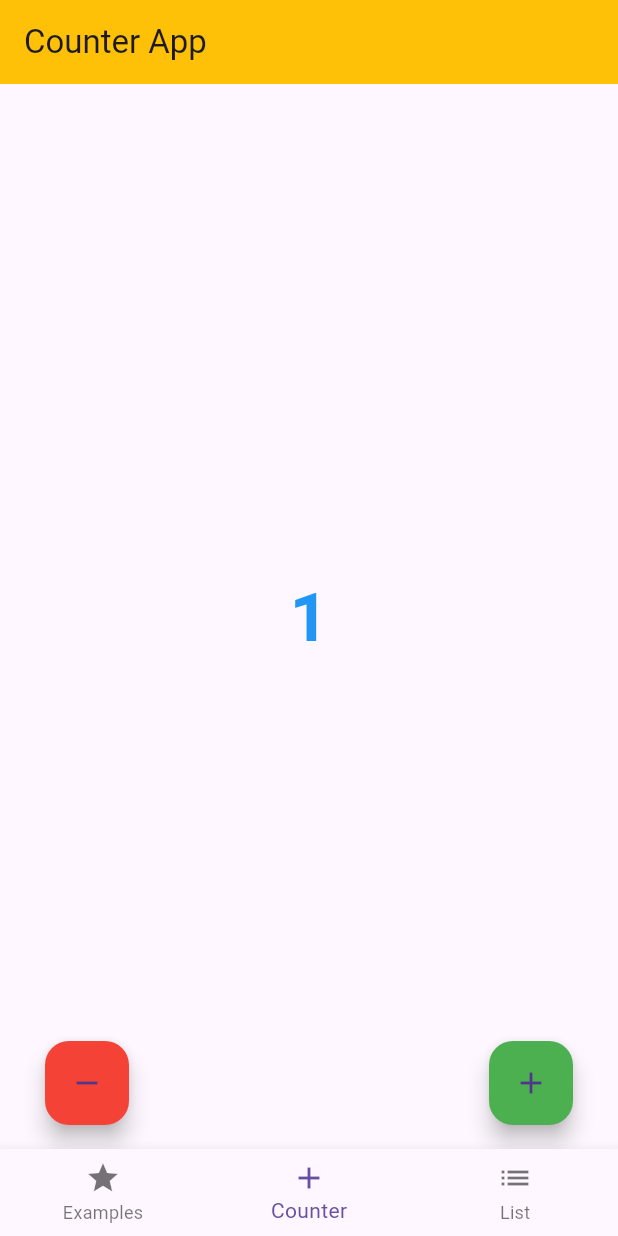
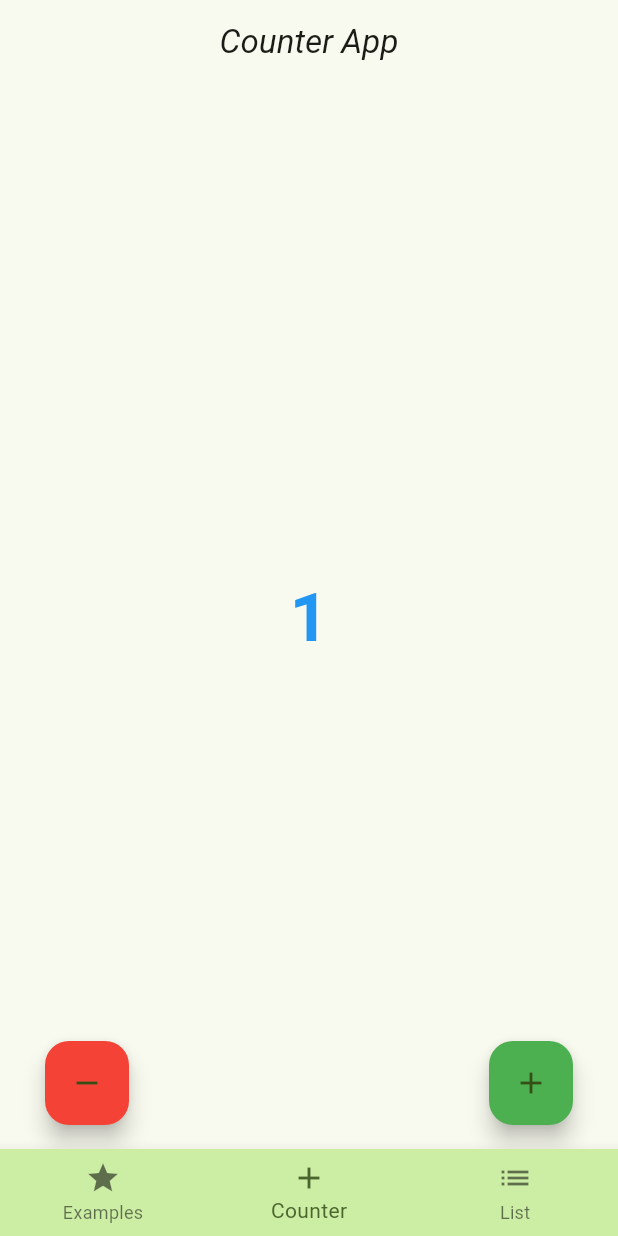
Before and after one commit to PrashikWankhadeSCOE/Flutter_Udemy, a Flutter app: the screen it shows after launch, item 2 of the bottom bar chosen, after a tap on the "add" icon, on a phone screen of 412 x 824 dp. Run offline on Flutter 3.47's test engine with Material 3 defaults, Android fonts, the phone set to English and light mode, and no system bars; network calls fail.

Commit message:
Theme -- create and use Theme

```diff
--- a/02_Flutter/lib/bottom_navigation.dart
+++ b/02_Flutter/lib/bottom_navigation.dart
@@ -24,6 +24,7 @@ class _RootBottomNavigationState extends State<RootBottomNavigation> {
         ],
       ),
       bottomNavigationBar: BottomNavigationBar(
+        backgroundColor: Theme.of(context).colorScheme.primaryContainer,
         onTap: (index) => setState(
           () {
             _currentIndex = index;
--- a/02_Flutter/lib/main.dart
+++ b/02_Flutter/lib/main.dart
@@ -6,6 +6,7 @@ import 'package:basics/presentation/list/list_screen.dart';
 import 'package:basics/presentation/navigtion_example_screens/screen_one.dart';
 import 'package:basics/presentation/navigtion_example_screens/screen_two.dart';
 import 'package:basics/presentation/widget_example_screen/widget_exammple_screen.dart';
+import 'package:basics/theme.dart';
 import 'package:flutter/material.dart';
 
 void main() {
@@ -17,8 +18,9 @@ class MyApp extends StatelessWidget {
   @override
   Widget build(BuildContext context) {
     return MaterialApp(
-      theme: ThemeData(
-          appBarTheme: const AppBarTheme(backgroundColor: Colors.amber)),
+      themeMode: ThemeMode.dark,
+      theme: AppTheme.lightTheme,
+      darkTheme: AppTheme.darkTheme,
       debugShowCheckedModeBanner: false,
       home: const RootBottomNavigation(),
       routes: <String, WidgetBuilder>{
--- a/02_Flutter/lib/presentation/counter/counter_screen.dart
+++ b/02_Flutter/lib/presentation/counter/counter_screen.dart
@@ -13,7 +13,14 @@ class _CounterScreenState extends State<CounterScreen> {
   Widget build(BuildContext context) {
     return Scaffold(
       appBar: AppBar(
-        title: const Text('Counter App'),
+        title: const Center(
+          child: Text(
+            'Counter App',
+            style: TextStyle(
+              fontStyle: FontStyle.italic,
+            ),
+          ),
+        ),
       ),
       body: Center(
         child: Text(
--- a/02_Flutter/lib/presentation/widget_example_screen/widget_exammple_screen.dart
+++ b/02_Flutter/lib/presentation/widget_example_screen/widget_exammple_screen.dart
@@ -15,9 +15,15 @@ class WidgetExampleScreen extends StatelessWidget {
   @override
   Widget build(BuildContext context) {
     return Scaffold(
-      appBar: AppBar(title: const Text("Flutter Basics")),
+      appBar: AppBar(
+          title: const Center(
+              child: Text(
+        "Flutter Basics",
+        style: TextStyle(
+          fontStyle: FontStyle.italic,
+        ),
+      ))),
       body: Container(
-        color: Colors.white,
         child: SingleChildScrollView(
           physics: const BouncingScrollPhysics(),
           child: Column(
--- a/02_Flutter/lib/presentation/widget_example_screen/widgets/person.dart
+++ b/02_Flutter/lib/presentation/widget_example_screen/widgets/person.dart
@@ -18,7 +18,7 @@ class Person extends StatelessWidget {
   Widget build(BuildContext context) {
     return Container(
       decoration: BoxDecoration(
-        color: Colors.tealAccent,
+        color: Theme.of(context).colorScheme.primaryContainer,
         borderRadius: BorderRadius.circular(16),
       ),
       child: Column(
--- /dev/null
+++ b/02_Flutter/lib/theme.dart
@@ -0,0 +1,23 @@
+import 'package:flutter/material.dart';
+
+class AppTheme {
+  AppTheme._();
+
+  static const _primaryColorLight = Colors.lightBlueAccent;
+  static const _primaryColorDark = Colors.lightGreenAccent;
+
+  static final ThemeData lightTheme = ThemeData(
+    useMaterial3: true,
+    colorScheme: ColorScheme.fromSeed(
+      seedColor: _primaryColorLight,
+      brightness: Brightness.light,
+    ),
+  );
+
+  static final ThemeData darkTheme = ThemeData(
+      useMaterial3: true,
+      colorScheme: ColorScheme.fromSeed(
+        seedColor: _primaryColorDark,
+        brightness: Brightness.light,
+      ));
+}
```
